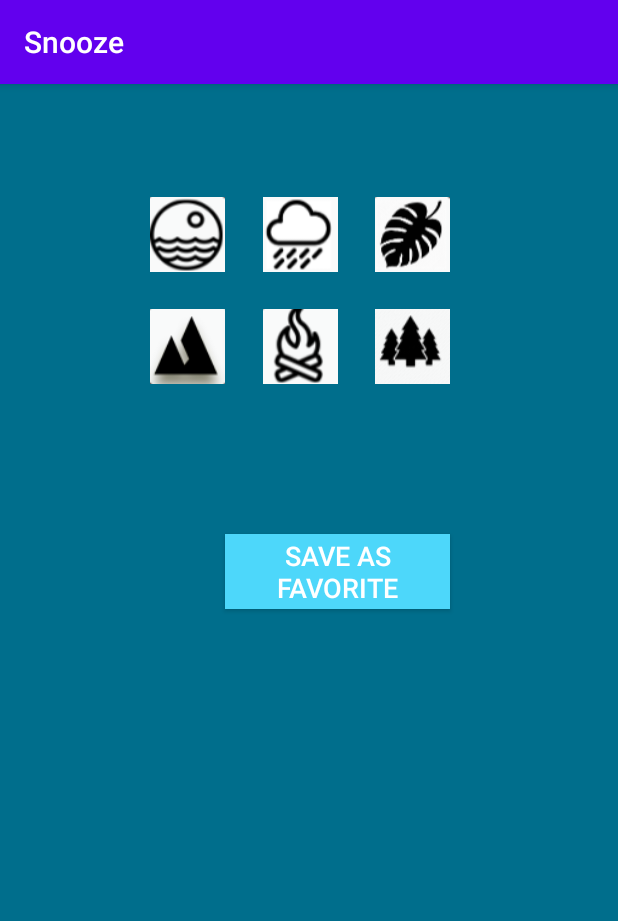
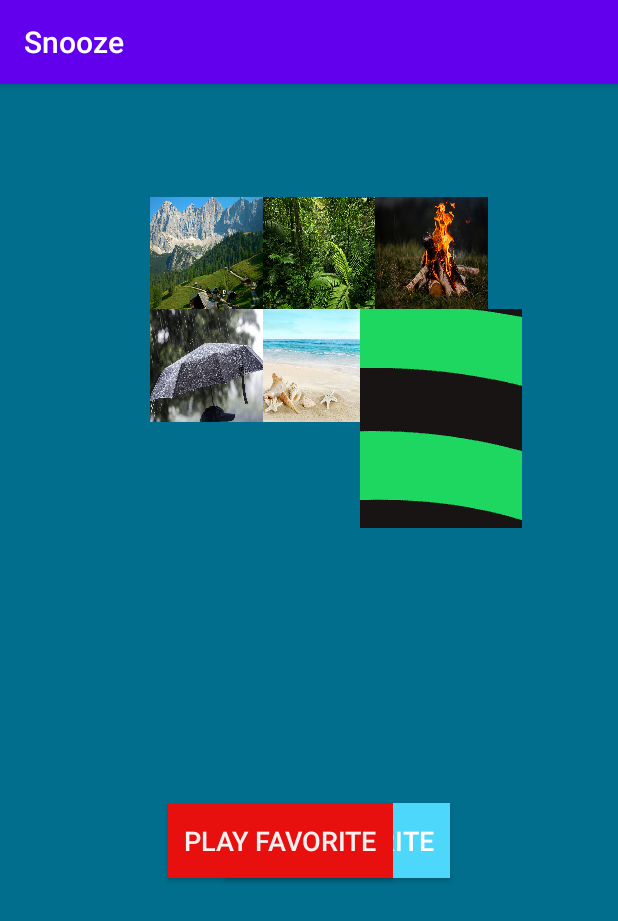
Before and after one commit to pisonmison/SleepingCapsule, an Android app: the MusicScreen screen opened directly, with no data from a screen before it, on a phone screen of 412 x 824 dp. Shown: the top 921 px of the screen. Run offline under Robolectric (Android 15) with nearby library versions, the phone set to English and light mode, and no system bars.

Commit message:
music screen update

```diff
--- a/app/src/main/res/layout/activity_music_screen.xml
+++ b/app/src/main/res/layout/activity_music_screen.xml
@@ -13,86 +13,116 @@
         android:layout_height="50dp"
         android:layout_marginStart="150dp"
         android:layout_marginTop="300dp"
+        android:layout_marginBottom="60dp"
         android:background="#4DD7FA"
-        android:text="Save as favorite"
+        android:text="@string/save_favorite_button"
         android:textColor="#FFFFFF"
         android:textSize="18sp"
         android:visibility="visible"
+        app:layout_constraintBottom_toBottomOf="parent"
+        app:layout_constraintStart_toStartOf="parent"
+        app:layout_constraintTop_toTopOf="parent"
+
+        />
+
+    <Button
+        android:id="@+id/button"
+        android:layout_width="150dp"
+        android:layout_height="50dp"
+        android:layout_marginTop="300dp"
+        android:layout_marginEnd="150dp"
+        android:layout_marginBottom="60dp"
+        android:background="#E80F0F"
+        android:text="@string/play_favorite_button"
+        android:textColor="#F6F0F0"
+        android:textSize="18sp"
+        app:layout_constraintBottom_toBottomOf="parent"
+        app:layout_constraintEnd_toEndOf="parent"
+        app:layout_constraintTop_toTopOf="parent" />
+
+    <ImageButton
+        android:id="@+id/berg_button"
+        android:layout_width="75dp"
+        android:layout_height="75dp"
+        android:layout_marginStart="100dp"
+        android:layout_marginTop="75dp"
+        android:background="@drawable/berg"
         app:layout_constraintStart_toStartOf="parent"
         app:layout_constraintTop_toTopOf="parent" />
 
-    <Button
-        android:id="@+id/button_play_favorite"
-        android:layout_width="150dp"
-        android:layout_height="50dp"
-        android:layout_marginStart="424dp"
-        android:layout_marginTop="300dp"
-        android:background="#CD0221"
-        android:text="Play favorite"
-        android:textColor="#FFFFFF"
-        android:textSize="18sp"
-        android:visibility="visible"
+    <ImageButton
+        android:id="@+id/dschungel_button"
+        android:layout_width="75dp"
+        android:layout_height="75dp"
+        android:layout_marginStart="175dp"
+        android:layout_marginTop="75dp"
+        android:background="@drawable/dschungel"
+        app:layout_constraintStart_toStartOf="parent"
+        app:layout_constraintTop_toTopOf="parent" />
+
+    <ImageButton
+        android:id="@+id/lagerfeuer_button"
+        android:layout_width="75dp"
+        android:layout_height="75dp"
+        android:layout_marginStart="250dp"
+        android:layout_marginTop="75dp"
+        android:background="@drawable/lagerfeuer"
+        app:layout_constraintStart_toStartOf="parent"
+        app:layout_constraintTop_toTopOf="parent" />
+
+    <ImageButton
+        android:id="@+id/regen_button"
+        android:layout_width="75dp"
+        android:layout_height="75dp"
+        android:layout_marginStart="100dp"
+        android:layout_marginTop="150dp"
+        android:background="@drawable/regen"
         app:layout_constraintStart_toStartOf="parent"
         app:layout_constraintTop_toTopOf="parent" />
 
     <ImageButton
         android:id="@+id/strand_button"
-        android:layout_width="50dp"
-        android:layout_height="50dp"
-        android:layout_marginStart="100dp"
-        android:layout_marginTop="75dp"
-        android:background="@drawable/strand_icon"
-        app:layout_constraintStart_toStartOf="parent"
-        app:layout_constraintTop_toTopOf="parent" />
-
-    <ImageButton
-        android:id="@+id/regen_button"
-        android:layout_width="50dp"
-        android:layout_height="50dp"
-        android:layout_marginStart="175dp"
-        android:layout_marginTop="75dp"
-        android:background="@drawable/regen_icon"
-        app:layout_constraintStart_toStartOf="parent"
-        app:layout_constraintTop_toTopOf="parent" />
-
-    <ImageButton
-        android:id="@+id/jungle_button"
-        android:layout_width="50dp"
-        android:layout_height="50dp"
-        android:layout_marginStart="250dp"
-        android:layout_marginTop="75dp"
-        android:background="@drawable/jungle_icon"
-        app:layout_constraintStart_toStartOf="parent"
-        app:layout_constraintTop_toTopOf="parent" />
-
-    <ImageButton
-        android:id="@+id/mountain_button"
-        android:layout_width="50dp"
-        android:layout_height="50dp"
-        android:layout_marginStart="100dp"
-        android:layout_marginTop="150dp"
-        android:background="@drawable/mountain_icon"
-        app:layout_constraintStart_toStartOf="parent"
-        app:layout_constraintTop_toTopOf="parent" />
-
-    <ImageButton
-        android:id="@+id/lagerfeuer_button"
-        android:layout_width="50dp"
-        android:layout_height="50dp"
+        android:layout_width="75dp"
+        android:layout_height="75dp"
         android:layout_marginStart="175dp"
         android:layout_marginTop="150dp"
-        android:background="@drawable/lagerfeuer_icon"
+        android:background="@drawable/strand"
         app:layout_constraintStart_toStartOf="parent"
         app:layout_constraintTop_toTopOf="parent" />
 
     <ImageButton
         android:id="@+id/wald_button"
-        android:layout_width="50dp"
-        android:layout_height="50dp"
+        android:layout_width="75dp"
+        android:layout_height="75dp"
         android:layout_marginStart="250dp"
         android:layout_marginTop="150dp"
-        android:background="@drawable/wald_icon"
+        android:background="@drawable/wald"
         app:layout_constraintStart_toStartOf="parent"
         app:layout_constraintTop_toTopOf="parent" />
 
+    <ImageButton
+        android:id="@+id/imageButton3"
+        android:layout_width="72dp"
+        android:layout_height="83dp"
+        android:layout_marginStart="428dp"
+        android:layout_marginTop="108dp"
+        android:backgroundTint="#006e8c"
+        app:layout_constraintStart_toStartOf="parent"
+        app:layout_constraintTop_toTopOf="parent"
+        app:srcCompat="@drawable/musiclibrary" />
+
+    <ImageButton
+        android:id="@+id/imageButton4"
+        android:layout_width="108dp"
+        android:layout_height="146dp"
+        android:layout_marginTop="150dp"
+        android:layout_marginEnd="64dp"
+        android:layout_marginBottom="115dp"
+        app:layout_constraintBottom_toBottomOf="parent"
+        app:layout_constraintEnd_toEndOf="parent"
+        app:layout_constraintTop_toTopOf="parent"
+        app:layout_constraintVertical_bias="0.0"
+        app:srcCompat="@drawable/spotifyicon" />
+
+
 </androidx.constraintlayout.widget.ConstraintLayout>
--- a/app/src/main/res/values/strings.xml
+++ b/app/src/main/res/values/strings.xml
@@ -1,4 +1,6 @@
 <resources>
     <string name="app_name">SleepingCapsule</string>
+    <string name="play_favorite_button">play favorite</string>
+    <string name="save_favorite_button">save favorite</string>
     <string name="Snooze" />
 </resources>
```
Also changed, not shown: app/src/main/res/drawable-hdpi/berg.jpg (added), app/src/main/res/drawable-hdpi/bluetoothicon.jpg (added), app/src/main/res/drawable-hdpi/dschungel.jpg (added), app/src/main/res/drawable-hdpi/jungle_icon.png (deleted), app/src/main/res/drawable-hdpi/lagerfeuer.jpg (added), app/src/main/res/drawable-hdpi/lagerfeuer_icon.png (deleted), app/src/main/res/drawable-hdpi/mountain_icon.png (deleted), app/src/main/res/drawable-hdpi/musiclibrary.png (added), app/src/main/res/drawable-hdpi/regen.jpg (added), app/src/main/res/drawable-hdpi/regen_icon.png (deleted), app/src/main/res/drawable-hdpi/spotify_icon.png (deleted), app/src/main/res/drawable-hdpi/spotifyicon.png (added), app/src/main/res/drawable-hdpi/strand.jpg (added), app/src/main/res/drawable-hdpi/strand_icon.png (deleted), 2 more files.
